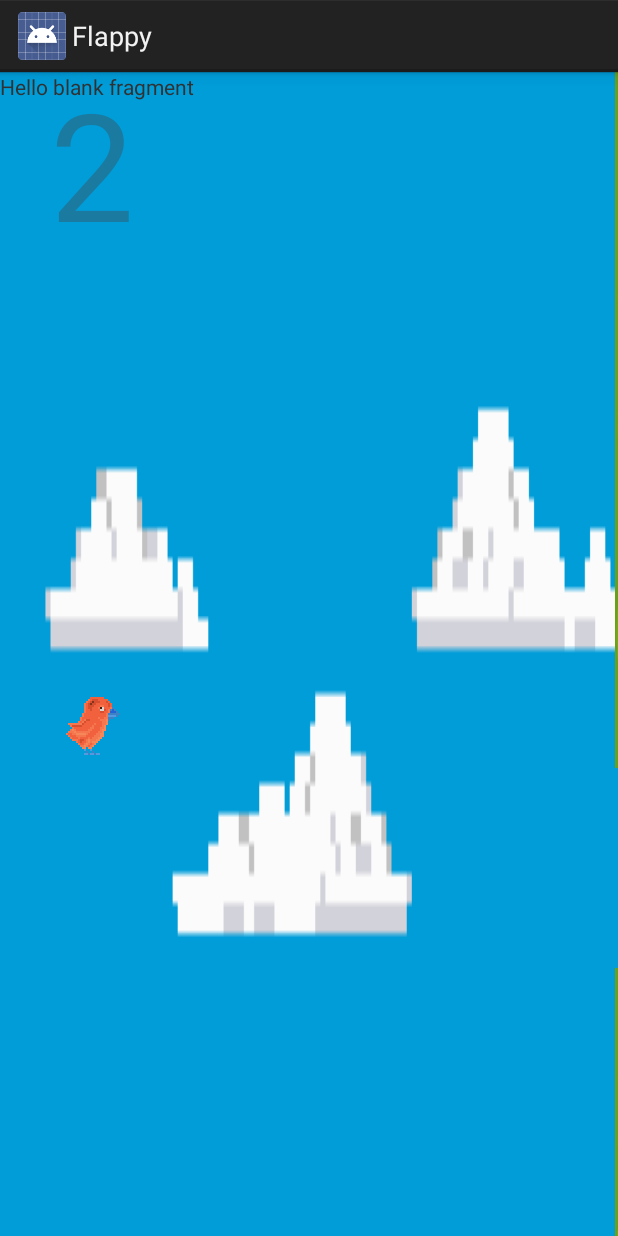
After one commit to MMavrov/Android-Tasks, an Android app: the fragment GameFragment shown on its own in the app's theme, on a phone screen of 412 x 824 dp. The commit adds this screen. Run offline under Robolectric (Android 15) with nearby library versions, the phone set to English and light mode, and no system bars.

Commit message:
Including the game fragment
Transition between the Login Fragment and the Game Fragment

```diff
--- a/Flappy/app/src/main/java/com/example/mavr0/flappy/FlappyMainActivity.java
+++ b/Flappy/app/src/main/java/com/example/mavr0/flappy/FlappyMainActivity.java
@@ -8,7 +8,6 @@ import com.example.mavr0.flappy.Fragments.LoginFragment;
 
 
 public class FlappyMainActivity extends Activity {
-    GameClock gameClock = new GameClock();
 
     @Override
     protected void onCreate(Bundle savedInstanceState) {
@@ -19,8 +18,5 @@ public class FlappyMainActivity extends Activity {
         fragmentTransaction.add(R.id.login_fragment, loginFragment).commit();
 
         setContentView(R.layout.fragment_login);
-
-        DrawingView drawingView = new DrawingView(this, gameClock);
-        gameClock.subscribe(drawingView);
     }
 }
--- /dev/null
+++ b/Flappy/app/src/main/java/com/example/mavr0/flappy/Fragments/GameFragment.java
@@ -0,0 +1,35 @@
+package com.example.mavr0.flappy.Fragments;
+
+import android.app.Fragment;
+import android.os.Bundle;
+import android.view.LayoutInflater;
+import android.view.View;
+import android.view.ViewGroup;
+
+import com.example.mavr0.flappy.DrawingView;
+import com.example.mavr0.flappy.GameClock;
+import com.example.mavr0.flappy.R;
+
+public class GameFragment extends Fragment {
+    GameClock gameClock = new GameClock();
+
+    public GameFragment() {
+    }
+
+    @Override
+    public void onCreate(Bundle savedInstanceState) {
+        super.onCreate(savedInstanceState);
+    }
+
+    @Override
+    public View onCreateView(LayoutInflater inflater, ViewGroup container,
+                             Bundle savedInstanceState) {
+
+        DrawingView drawingView = new DrawingView(getActivity().getApplicationContext(), gameClock);
+        getActivity().setContentView(drawingView);
+
+        gameClock.subscribe(drawingView);
+
+        return inflater.inflate(R.layout.fragment_game, container, false);
+    }
+}
--- /dev/null
+++ b/Flappy/app/src/main/res/layout/fragment_game.xml
@@ -0,0 +1,20 @@
+<FrameLayout xmlns:android="http://schemas.android.com/apk/res/android"
+    xmlns:tools="http://schemas.android.com/tools"
+    android:layout_width="match_parent"
+    android:layout_height="match_parent"
+    tools:context="com.example.mavr0.flappy.Fragments.GameFragment"
+    android:id="@+id/game_fragment"
+    >
+
+    <LinearLayout
+        android:layout_width="match_parent"
+        android:layout_height="match_parent">
+
+        <TextView
+            android:layout_width="match_parent"
+            android:layout_height="match_parent"
+            android:text="@string/hello_blank_fragment" />
+
+    </LinearLayout>
+
+</FrameLayout>
```
Also changed, not shown: Flappy/app/src/main/java/com/example/mavr0/flappy/Fragments/LoginFragment.java (+27 -10 lines), Flappy/app/src/main/res/layout/activity_flappy_main.xml (deleted, +0 -7 lines).
